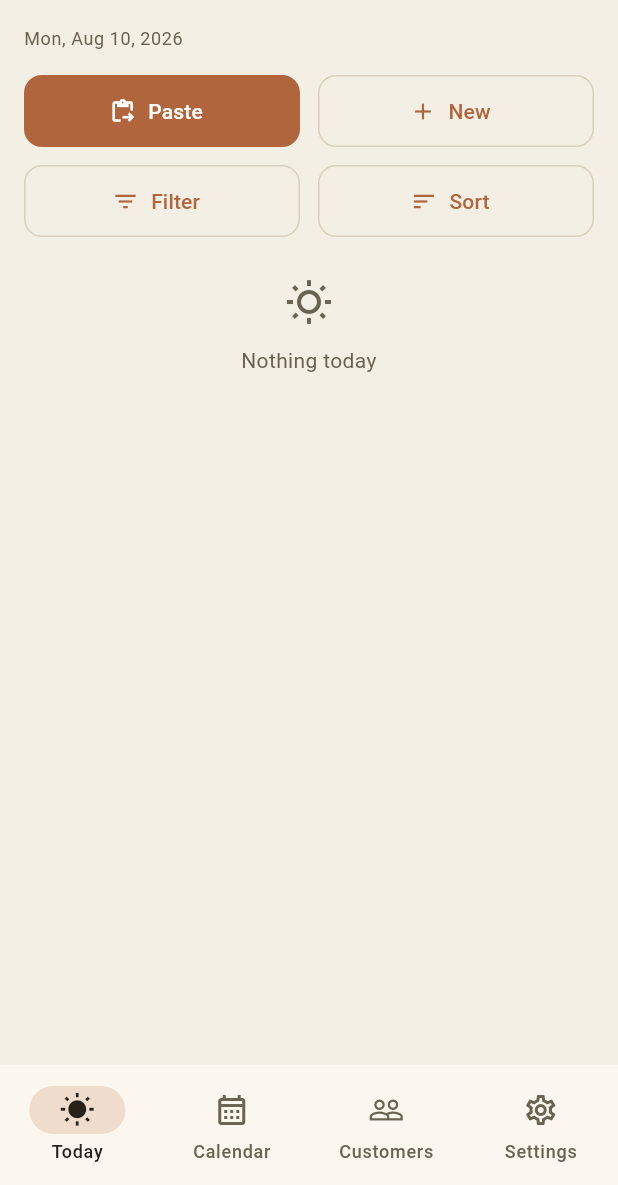
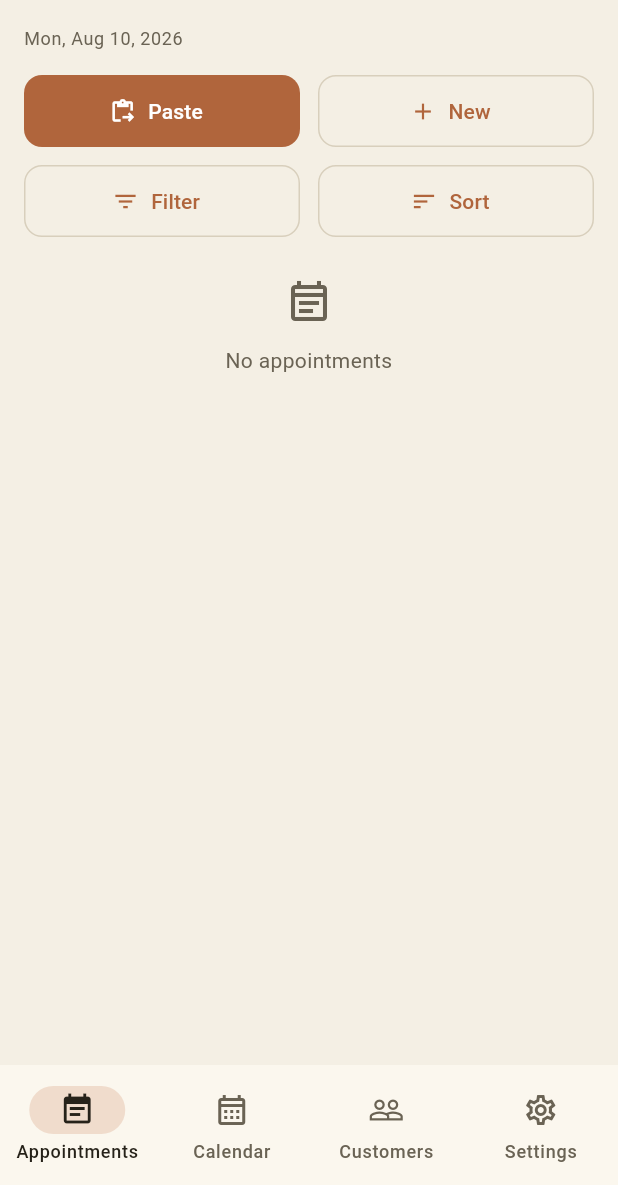
Before and after one commit to JunyxTan/AnaCoo_Live, a Flutter app: the screen it shows after launch, on a phone screen of 412 x 824 dp, the part 51-1236 px from its top. Run offline on Flutter 3.47's test engine with Material 3 defaults, Android fonts, the phone set to English and light mode, and no system bars; our stand-ins replace drift, file_picker, flutter_contacts, flutter_local_notifications, flutter_riverpod, share_plus and 1 more; missing offline and left inert: receive_sharing_intent, sqlite3; accounts and stored records are empty; generated files the repository leaves out were written again.

Commit message:
Show all-time appointments on the home list
Replace the Today-only agenda with every appointment across all time,
keep Filter/Sort, and rename the tab to Appointments.

Co-authored-by: JunyxTan <JunyxTan@users.noreply.github.com>

```diff
--- a/app/lib/domain/list_query.dart
+++ b/app/lib/domain/list_query.dart
@@ -1,4 +1,4 @@
-/// Shared scope for appointment agendas (Today, Calendar day, …).
+/// Shared scope for appointment agendas (home list, Calendar day, …).
 enum AppointmentFilter {
   all,
   dropOff,
@@ -16,7 +16,7 @@ enum AppointmentSort {
   rushFirst,
 }
 
-/// Filters that make sense on a single calendar day (no overdue/ready feeds).
+/// Filters on a single calendar day (no overdue/ready job scopes).
 const List<AppointmentFilter> dayAppointmentFilters = [
   AppointmentFilter.all,
   AppointmentFilter.dropOff,
@@ -24,5 +24,5 @@ const List<AppointmentFilter> dayAppointmentFilters = [
   AppointmentFilter.rush,
 ];
 
-/// Filters available on the Today home list.
-const List<AppointmentFilter> todayAppointmentFilters = AppointmentFilter.values;
+/// Filters on the all-time appointments home list.
+const List<AppointmentFilter> allAppointmentFilters = AppointmentFilter.values;
--- a/app/lib/domain/today_list.dart
+++ /dev/null
@@ -1,104 +0,0 @@
-import '../data/database.dart';
-import 'appointment_list_query.dart';
-
-export 'appointment_list_query.dart';
-
-/// One row on the Today agenda after filter + sort.
-sealed class TodayItem {
-  const TodayItem();
-
-  String get customerName;
-  bool get isRush;
-  DateTime get sortTime;
-}
-
-final class TodayAppointmentItem extends TodayItem {
-  const TodayAppointmentItem({
-    required this.entry,
-    required this.isOverdue,
-  });
-
-  final AppointmentEntry entry;
-  final bool isOverdue;
-
-  @override
-  String get customerName => entry.customer.name;
-
-  @override
-  bool get isRush => entry.job.isRush;
-
-  @override
-  DateTime get sortTime => appointmentSortTime(entry);
-}
-
-final class TodayReadyItem extends TodayItem {
-  const TodayReadyItem(this.bundle);
-
-  final JobBundle bundle;
-
-  @override
-  String get customerName => bundle.customer.name;
-
-  @override
-  bool get isRush => bundle.job.isRush;
-
-  @override
-  DateTime get sortTime =>
-      bundle.collection?.scheduledAt ??
-      bundle.job.readyAt ??
-      bundle.job.createdAt;
-}
-
-/// Builds the filtered + sorted Today agenda from the three live feeds.
-List<TodayItem> buildTodayItems({
-  required List<AppointmentEntry> today,
-  required List<AppointmentEntry> overdue,
-  required List<JobBundle> ready,
-  required AppointmentFilter filter,
-  required AppointmentSort sort,
-}) {
-  final overdueIds = overdue.map((e) => e.appointment.id).toSet();
-  final items = <TodayItem>[];
-
-  for (final entry in overdue) {
-    if (appointmentMatchesFilter(entry, filter, isOverdue: true)) {
-      items.add(TodayAppointmentItem(entry: entry, isOverdue: true));
-    }
-  }
-
-  for (final entry in today) {
-    if (overdueIds.contains(entry.appointment.id)) continue;
-    if (appointmentMatchesFilter(entry, filter)) {
-      items.add(TodayAppointmentItem(entry: entry, isOverdue: false));
-    }
-  }
-
-  final includeReady = switch (filter) {
-    AppointmentFilter.all || AppointmentFilter.ready => true,
-    AppointmentFilter.rush => true,
-    AppointmentFilter.dropOff ||
-    AppointmentFilter.collection ||
-    AppointmentFilter.overdue =>
-      false,
-  };
-  if (includeReady) {
-    for (final bundle in ready) {
-      if (filter == AppointmentFilter.rush && !bundle.job.isRush) continue;
-      items.add(TodayReadyItem(bundle));
-    }
-  }
-
-  items.sort(
-    (a, b) => compareListKeys(
-      sort: sort,
-      aName: a.customerName,
-      bName: b.customerName,
-      aRush: a.isRush,
-      bRush: b.isRush,
-      aTime: a.sortTime,
-      bTime: b.sortTime,
-    ),
-  );
-
-  return items;
-}
--- a/app/lib/l10n/app_strings.dart
+++ b/app/lib/l10n/app_strings.dart
@@ -34,6 +34,7 @@ class AppStrings {
 
   String get appTitle => _p('AnaCoo Tailor', 'AnaCoo 裁缝', 'AnaCoo Tailor');
   String get tabToday => _p('Today', '今天', 'Hari ini');
+  String get tabAppointments => _p('Appointments', '预约', 'Temujanji');
   String get tabCalendar => _p('Calendar', '日历', 'Kalendar');
   String get tabCustomers => _p('Customers', '客户', 'Pelanggan');
   String get tabSettings => _p('Settings', '设置', 'Tetapan');
@@ -66,8 +67,10 @@ class AppStrings {
   String get readyForPickup => _p('Ready', '待取', 'Siap');
   String get nothingToday => _p('Nothing today', '今天没有', 'Tiada hari ini');
   String get quietDay => _p('Nothing today', '今天没有', 'Tiada hari ini');
+  String get noAppointments => _p('No appointments', '没有预约', 'Tiada temujanji');
   String get noMatchingAppointments =>
       _p('No matches', '没有匹配', 'Tiada padanan');
+  String get appointments => _p('Appointments', '预约', 'Temujanji');
 
   // ---------------------------------------------------- list filter / sort
 
--- a/app/lib/providers/providers.dart
+++ b/app/lib/providers/providers.dart
@@ -160,6 +160,9 @@ final busySlotsProvider = StreamProvider<List<AppointmentEntry>>(
   (ref) => ref.watch(databaseProvider).watchAllAppointmentEntries(),
 );
 
+/// Every appointment across all time — the home list data source.
+final allAppointmentsProvider = busySlotsProvider;
+
 // ------------------------------------------------------------------ job view
 
 final jobBundleProvider = StreamProvider.family<JobBundle?, int>(
--- a/app/lib/ui/app_shell.dart
+++ b/app/lib/ui/app_shell.dart
@@ -279,9 +279,9 @@ class _AppShellState extends ConsumerState<AppShell> with WidgetsBindingObserver
         onDestinationSelected: (index) => setState(() => _tab = index),
         destinations: [
           NavigationDestination(
-            icon: const Icon(Icons.wb_sunny_outlined),
-            selectedIcon: const Icon(Icons.wb_sunny),
-            label: strings.tabToday,
+            icon: const Icon(Icons.event_note_outlined),
+            selectedIcon: const Icon(Icons.event_note),
+            label: strings.tabAppointments,
           ),
           NavigationDestination(
             icon: const Icon(Icons.calendar_month_outlined),
--- a/app/lib/ui/today/today_screen.dart
+++ b/app/lib/ui/today/today_screen.dart
@@ -5,17 +5,15 @@ import 'package:flutter_riverpod/flutter_riverpod.dart';
 
 import '../../core/formatting.dart';
 import '../../data/database.dart';
-import '../../data/extensions.dart';
-import '../../domain/service_labels.dart';
+import '../../domain/appointment_list_query.dart';
 import '../../domain/shop_time.dart';
-import '../../domain/today_list.dart';
 import '../../domain/workflow_automation.dart';
 import '../../l10n/app_strings.dart';
 import '../../providers/providers.dart';
 import '../job/job_detail_screen.dart';
 import '../widgets/common.dart';
 
-/// Home: today's appointments as one filterable, sortable list.
+/// Home: every appointment across all time, with filter + sort.
 class TodayScreen extends ConsumerStatefulWidget {
   const TodayScreen({
     super.key,
@@ -40,18 +38,15 @@ class _TodayScreenState extends ConsumerState<TodayScreen> {
     final language = ref.watch(languageCodeProvider);
     final formats = Formats(language);
 
-    final today = ref.watch(todayAppointmentsProvider).value ?? const [];
-    final overdue = ref.watch(overdueAppointmentsProvider).value ?? const [];
-    final ready = ref.watch(readyJobsProvider).value ?? const [];
-
-    final items = buildTodayItems(
-      today: today,
-      overdue: overdue,
-      ready: ready,
+    final appointments =
+        ref.watch(allAppointmentsProvider).value ?? const <AppointmentEntry>[];
+    final nowUtc = DateTime.now().toUtc();
+    final items = buildAppointmentItems(
+      entries: appointments,
       filter: _filter,
       sort: _sort,
+      nowUtc: nowUtc,
     );
-    final hasAny = today.isNotEmpty || overdue.isNotEmpty || ready.isNotEmpty;
 
     return Scaffold(
       appBar: AppBar(
@@ -128,31 +123,25 @@ class _TodayScreenState extends ConsumerState<TodayScreen> {
           ),
           if (items.isEmpty)
             EmptyState(
-              message: hasAny
-                  ? strings.noMatchingAppointments
-                  : strings.nothingToday,
-              icon: hasAny
-                  ? Icons.search_off_outlined
-                  : Icons.wb_sunny_outlined,
+              message: appointments.isEmpty
+                  ? strings.noAppointments
+                  : strings.noMatchingAppointments,
+              icon: appointments.isEmpty
+                  ? Icons.event_note_outlined
+                  : Icons.search_off_outlined,
             )
           else ...[
             SectionHeader(
-              strings.tabToday,
+              strings.appointments,
               count: items.length,
-              icon: Icons.wb_sunny_outlined,
+              icon: Icons.event_note_outlined,
             ),
-            for (final item in items)
-              switch (item) {
-                TodayAppointmentItem(:final entry, :final isOverdue) => _Tile(
-                    entry: entry,
-                    language: language,
-                    showDate: isOverdue,
-                  ),
-                TodayReadyItem(:final bundle) => _ReadyTile(
-                    bundle: bundle,
-                    language: language,
-                  ),
-              },
+            for (final entry in items)
+              _Tile(
+                entry: entry,
+                language: language,
+                showDate: true,
+              ),
           ],
         ],
       ),
@@ -167,7 +156,7 @@ class _TodayScreenState extends ConsumerState<TodayScreen> {
         child: Column(
           mainAxisSize: MainAxisSize.min,
           children: [
-            for (final filter in todayAppointmentFilters)
+            for (final filter in allAppointmentFilters)
               ListTile(
                 leading: Icon(_filterIcon(filter)),
                 title: Text(strings.appointmentFilterLabel(filter)),
@@ -264,81 +253,6 @@ class _Tile extends ConsumerWidget {
   }
 }
 
-class _ReadyTile extends ConsumerWidget {
-  const _ReadyTile({required this.bundle, required this.language});
-
-  final JobBundle bundle;
-  final String language;
-
-  @override
-  Widget build(BuildContext context, WidgetRef ref) {
-    final strings = ref.watch(appStringsProvider);
-    final formats = Formats(language);
-    final readyAt = bundle.job.readyAt;
-    final waitingDays = readyAt == null
-        ? 0
-        : startOfDay(shopNow()).difference(startOfDay(toShop(readyAt))).inDays;
-    final next = nextStatusFor(bundle.job.status);
-
-    return ListTile(
-      shape: RoundedRectangleBorder(borderRadius: BorderRadius.circular(12)),
-      leading:
-          const CircleAvatar(child: Icon(Icons.inventory_2_outlined, size: 20)),
-      title: Text(
-        bundle.customer.name,
-        style: const TextStyle(fontWeight: FontWeight.w600),
-      ),
-      subtitle: Text(
-        serviceLabel(
-          bundle.job.service,
-          language,
-          freeText: bundle.job.serviceFreeText,
-        ),
-      ),
-      trailing: Row(
-        mainAxisSize: MainAxisSize.min,
-        children: [
-          Column(
-            mainAxisAlignment: MainAxisAlignment.center,
-            crossAxisAlignment: CrossAxisAlignment.end,
-            children: [
-              if (waitingDays > 0)
-                Text(
-                  strings.days(waitingDays),
-                  style: Theme.of(context).textTheme.labelSmall,
-                ),
-              if (bundle.collection != null)
-                Text(
-                  formats.dayMonth(bundle.collection!.at),
-                  style: Theme.of(context).textTheme.labelSmall?.copyWith(
-                        color: Theme.of(context).colorScheme.onSurfaceVariant,
-                      ),
-                ),
-            ],
-          ),
-          if (next != null) ...[
-            const SizedBox(width: 8),
-            FilledButton(
-              onPressed: () => unawaited(_advance(context, ref, bundle.job.id)),
-              style: FilledButton.styleFrom(
-                minimumSize: const Size(56, 36),
-                padding: const EdgeInsets.symmetric(horizontal: 12),
-                visualDensity: VisualDensity.compact,
-              ),
-              child: Text(strings.nextAction),
-            ),
-          ],
-        ],
-      ),
-      onTap: () => Navigator.of(context).push(
-        MaterialPageRoute<void>(
-          builder: (_) => JobDetailScreen(jobId: bundle.job.id),
-        ),
-      ),
-    );
-  }
-}
-
 Future<void> _advance(BuildContext context, WidgetRef ref, int jobId) async {
   final repo = ref.read(jobRepositoryProvider);
   await repo.advance(
```
Also changed, not shown: app/lib/domain/appointment_list_query.dart (+33 -10 lines), 1 other file.
